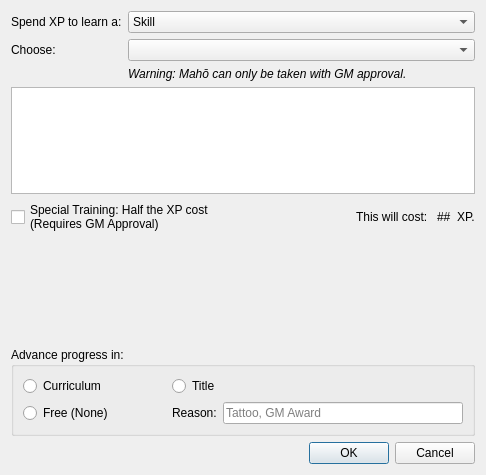
This is PaperBlossoms/ui/addadvancedialog.ui in dashnine/PaperBlossoms as Qt 5 draws it before an edit. The edited form follows.
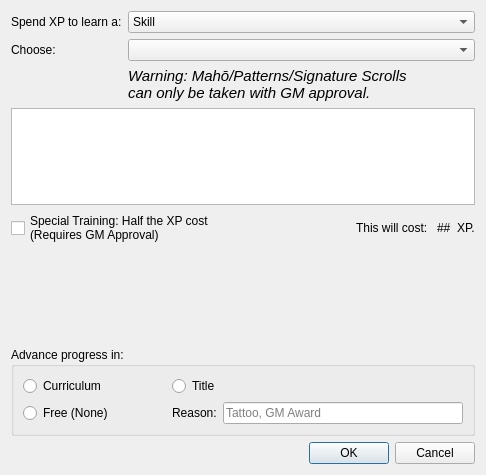
This is the edited form.

Commit message: Improve error message to warn about patterns and signature scrolls in addition to Maho.

The edit to the form file:
```diff
--- a/PaperBlossoms/ui/addadvancedialog.ui
+++ b/PaperBlossoms/ui/addadvancedialog.ui
@@ -65,11 +65,13 @@
       <widget class="QLabel" name="maho_label">
        <property name="font">
         <font>
+         <pointsize>11</pointsize>
          <italic>true</italic>
         </font>
        </property>
        <property name="text">
-        <string>Warning: Mahō can only be taken with GM approval.</string>
+        <string>Warning: Mahō/Patterns/Signature Scrolls 
+can only be taken with GM approval.</string>
        </property>
       </widget>
      </item>
```
The commit also changes 2 other files.
